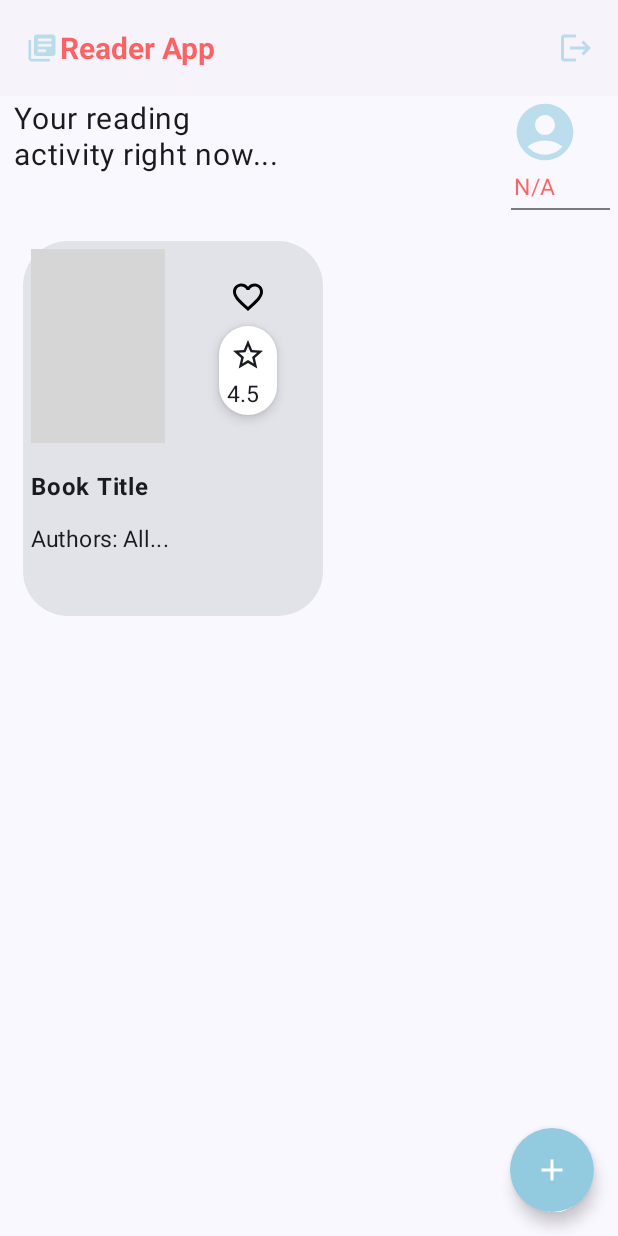
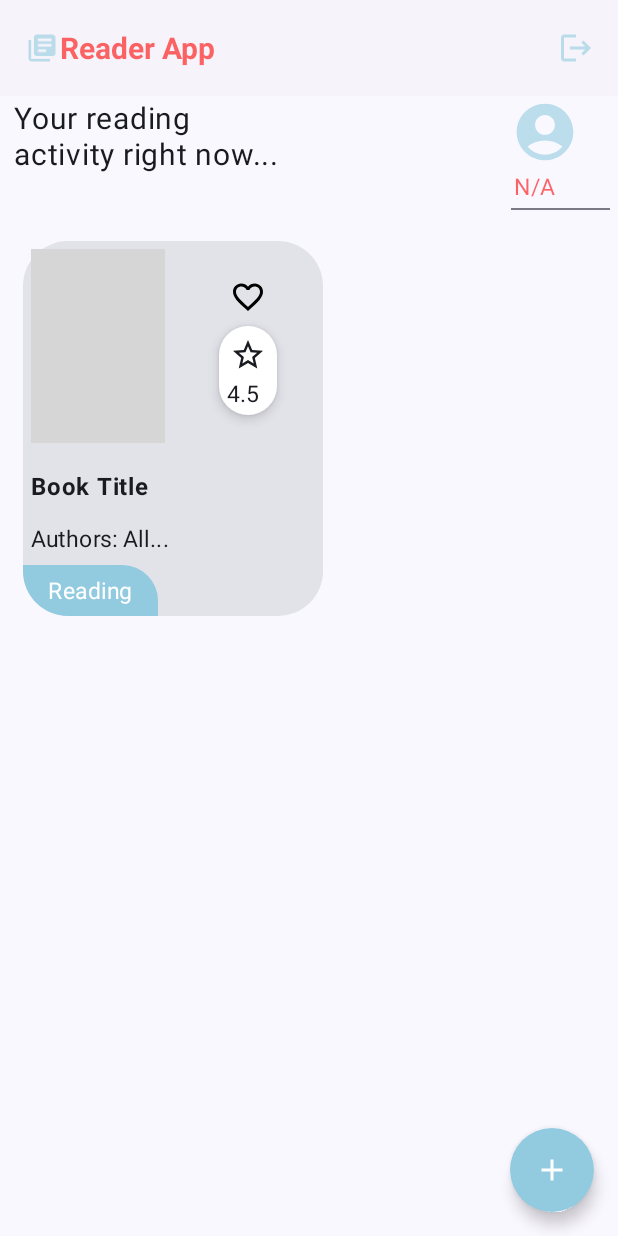
Before and after one commit to onurdemir43/ComposeReaderApp, an Android app built with Jetpack Compose: the ReaderHomeScreen screen opened through its navigation route, on a phone screen of 412 x 824 dp. Run offline under Robolectric (Android 15) with nearby library versions, the phone set to English and light mode, and no system bars; our stand-ins replace Firebase (no records; nobody signed in at launch, a user with empty details on screens opened directly); pictures from the network do not load; 2 statements that could not run were skipped; grey boxes are pictures that could not be loaded.

Commit message:
The ListCard

```diff
--- a/ComposeReaderApp/app/src/main/AndroidManifest.xml
+++ b/ComposeReaderApp/app/src/main/AndroidManifest.xml
@@ -8,6 +8,7 @@
     <application
         android:allowBackup="true"
         android:name=".ReaderApplication"
+        android:usesCleartextTraffic="true"
         android:dataExtractionRules="@xml/data_extraction_rules"
         android:fullBackupContent="@xml/backup_rules"
         android:icon="@mipmap/ic_launcher"
--- a/ComposeReaderApp/app/src/main/java/com/onurdemir/composereaderapp/screens/home/ReaderHomeScreen.kt
+++ b/ComposeReaderApp/app/src/main/java/com/onurdemir/composereaderapp/screens/home/ReaderHomeScreen.kt
@@ -10,6 +10,7 @@ import androidx.compose.foundation.layout.Spacer
 import androidx.compose.foundation.layout.fillMaxSize
 import androidx.compose.foundation.layout.fillMaxWidth
 import androidx.compose.foundation.layout.height
+import androidx.compose.foundation.layout.heightIn
 import androidx.compose.foundation.layout.padding
 import androidx.compose.foundation.layout.size
 import androidx.compose.foundation.layout.width
@@ -89,15 +90,6 @@ fun Home(navController: NavController) {
             }
         })
 
-
-
-
-
-
-
-
-
-
 }
 
 
@@ -176,7 +168,8 @@ onPressDetails: (String) -> Unit = {}) {
 
             Row(horizontalArrangement = Arrangement.Center) {
 
-                Image(painter = rememberImagePainter(data = ""), contentDescription = "book image",
+                Image(painter = rememberImagePainter(data = "http://books.google.com/books/content?id=73RpCQAAQBAJ&printsec=frontcover&img=1&zoom=1&edge=curl&source=gbs_api"),
+                    contentDescription = "book image",
                 modifier = Modifier
                     .height(140.dp)
                     .width(100.dp)
@@ -195,9 +188,10 @@ onPressDetails: (String) -> Unit = {}) {
 
                     BookRating(score = 4.5)
 
+
+                }
             }
 
-            }
                     Text(
                         text = "Book Title",
                         modifier = Modifier.padding(5.dp),
@@ -210,11 +204,14 @@ onPressDetails: (String) -> Unit = {}) {
                         fontSize = 15.sp)
 
 
+                RoundedButton(label = "Reading", radius = 70)
+            }
+        }
     }
 
-    }
 
-}
+
+
 
 @Composable
 fun BookRating(score: Double = 4.5) {
@@ -234,3 +231,29 @@ fun BookRating(score: Double = 4.5) {
         }
 
 }
+
+@Composable
+fun RoundedButton(
+    label: String,
+    radius: Int = 30,
+    onPress: () -> Unit = {}) {
+
+    Surface(
+        modifier = Modifier.clip(
+            RoundedCornerShape(
+                bottomStartPercent = radius,
+                topEndPercent = radius)),
+        color = Color(0xFF92CBDF)) {
+
+        Column(verticalArrangement = Arrangement.Center,
+            horizontalAlignment = Alignment.CenterHorizontally,
+                modifier = Modifier
+                    .width(90.dp)
+                    .heightIn(40.dp)
+                    .clickable { onPress.invoke() }) {
+                Text(text = label, color = Color.White, fontSize = 15.sp)
+        }
+
+    }
+
+}
```
Lines whose indentation alone changed are shown as unchanged.
